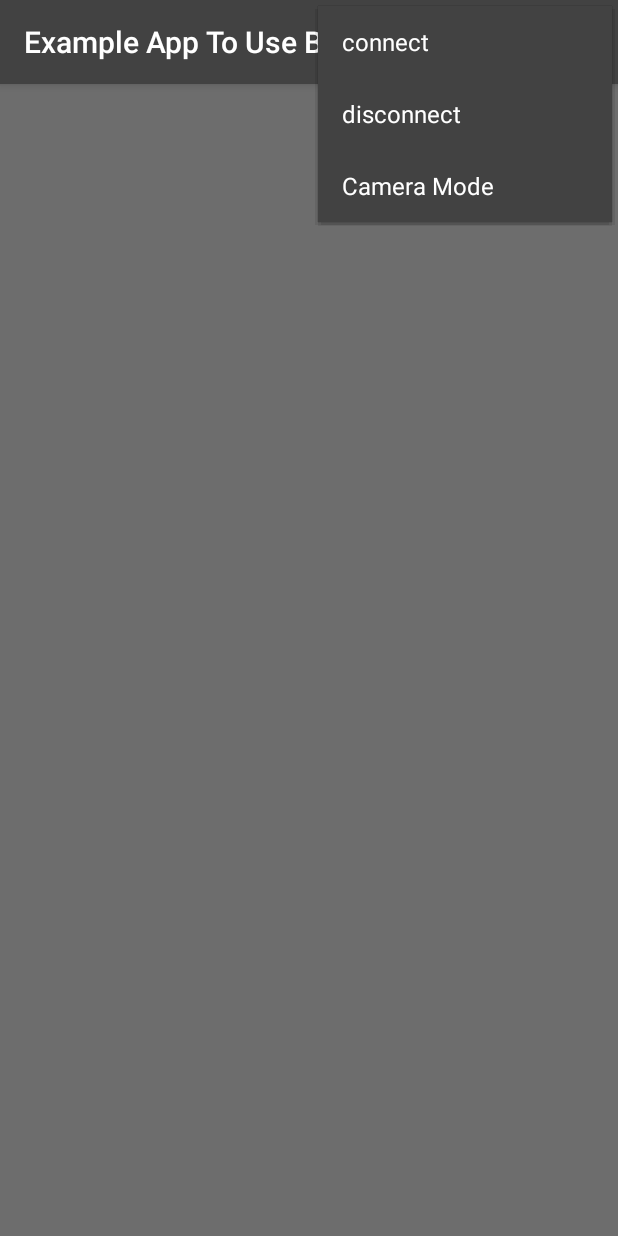
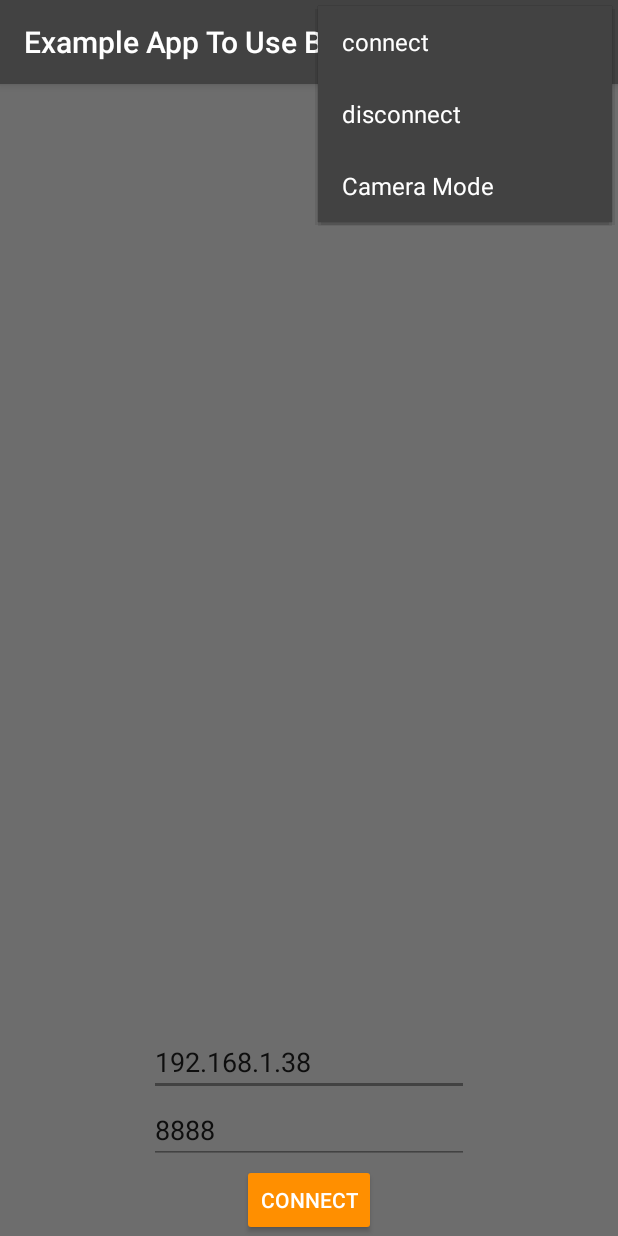
Before and after one commit to jane-ho/Bluetooth-Surveillance-App, an Android app: the MonitorActivity screen opened directly, with no data from a screen before it, in the options menu, after a tap on "disconnect", on a phone screen of 412 x 824 dp. Run offline under Robolectric (Android 15) with nearby library versions, the phone set to English and light mode, and no system bars.

Commit message:
added client side (monitor function), now can transfer images

```diff
--- a/exampleApp/src/main/java/com/makerlab/example/ui/MainActivity.java
+++ b/exampleApp/src/main/java/com/makerlab/example/ui/MainActivity.java
@@ -239,7 +239,7 @@ public class MainActivity extends AppCompatActivity implements
         else {
             CameraFragment cameraFragment = CameraFragment.newInstance();
             FragmentTransaction fragmentTransaction = getSupportFragmentManager().beginTransaction();
-            fragmentTransaction.add(R.id.layout_cam, cameraFragment,"CAMERAFRAGMENT").commit();
+            fragmentTransaction.add(R.id.layout_cam, cameraFragment,"CAMERA FRAGMENT").commit();
         }
 
 
@@ -261,7 +261,7 @@ public class MainActivity extends AppCompatActivity implements
 //        view.setVisibility(View.VISIBLE);
     }
     private void closeCamFragment() {
-        CameraFragment cameraFragment = (CameraFragment) getSupportFragmentManager().findFragmentByTag("CAMERAFRAGMENT");
+        CameraFragment cameraFragment = (CameraFragment) getSupportFragmentManager().findFragmentByTag("CAMERA FRAGMENT");
         if (cameraFragment != null) {
             FragmentTransaction fragmentTransaction =
                     getSupportFragmentManager().beginTransaction();
--- a/exampleApp/src/main/java/com/makerlab/example/ui/MonitorActivity.java
+++ b/exampleApp/src/main/java/com/makerlab/example/ui/MonitorActivity.java
@@ -1,16 +1,18 @@
 package com.makerlab.example.ui;
 
 import androidx.appcompat.app.AppCompatActivity;
+import androidx.fragment.app.FragmentTransaction;
 
-import android.content.Intent;
 import android.content.SharedPreferences;
 import android.os.Bundle;
 import android.view.Menu;
 import android.view.MenuItem;
 
+import com.example.android.libcam.client.MonitorFragment;
+
 public class MonitorActivity extends AppCompatActivity {
 
-    static private String LOG_TAG = MainActivity.class.getSimpleName();
+    static private String LOG_TAG = MonitorActivity.class.getSimpleName();
 
     private SharedPreferences mSharedPref;
     private String mSharedPrefFile = "com.makerlab.omni.sharedprefs";
@@ -24,6 +26,7 @@ public class MonitorActivity extends AppCompatActivity {
 
         mSharedPref = getSharedPreferences(mSharedPrefFile, MODE_PRIVATE);
 
+        displayMonitorFragment();
     }
 
 
@@ -40,11 +43,17 @@ public class MonitorActivity extends AppCompatActivity {
             SharedPreferences.Editor preferencesEditor = mSharedPref.edit();
             preferencesEditor.putString("mode", "server");
             preferencesEditor.apply();
-            Intent intent = new Intent(this, MainActivity.class);
-            startActivity(intent);
+//            Intent intent = new Intent(this, MainActivity.class);
+//            startActivity(intent);
+            finish();
         }
         return super.onOptionsItemSelected(item);
     }
 
+    private void displayMonitorFragment() {
+        MonitorFragment monitorFragment = MonitorFragment.newInstance();
+        FragmentTransaction fragmentTransaction = getSupportFragmentManager().beginTransaction();
+        fragmentTransaction.add(R.id.layout_monitor, monitorFragment,"MONITOR FRAGMENT").commit();
+    }
 
 }
--- a/exampleApp/src/main/res/layout/activity_monitor_main.xml
+++ b/exampleApp/src/main/res/layout/activity_monitor_main.xml
@@ -9,9 +9,9 @@
     tools:context=".MonitorActivity">
 
     <androidx.constraintlayout.widget.ConstraintLayout
-        android:id="@+id/layout_camfragment"
+        android:id="@+id/layout_monitor"
         android:layout_width="match_parent"
-        android:layout_height="wrap_content"
+        android:layout_height="match_parent"
         app:layout_constraintEnd_toEndOf="parent"
         app:layout_constraintStart_toStartOf="parent"
         app:layout_constraintTop_toTopOf="parent">
--- a/libCam/build.gradle
+++ b/libCam/build.gradle
@@ -32,6 +32,7 @@ dependencies {
     implementation 'com.google.android.material:material:1.4.0'
     implementation 'androidx.constraintlayout:constraintlayout:2.1.2'
     implementation 'com.google.code.gson:gson:2.2.+'
+    implementation 'androidx.legacy:legacy-support-v4:1.0.0'
     testImplementation 'junit:junit:4.+'
     androidTestImplementation 'androidx.test.ext:junit:1.1.3'
     androidTestImplementation 'androidx.test.espresso:espresso-core:3.4.0'
--- /dev/null
+++ b/libCam/src/main/java/com/example/android/libcam/client/DataListener.java
@@ -0,0 +1,9 @@
+package com.example.android.libcam.client;
+
+
+import android.graphics.Bitmap;
+
+public interface DataListener {
+    public void onDirty(Bitmap bufferedImage);
+    public void onDisconnect();
+}
--- /dev/null
+++ b/libCam/src/main/java/com/example/android/libcam/client/MonitorFragment.java
@@ -0,0 +1,171 @@
+package com.example.android.libcam.client;
+
+import android.app.Activity;
+import android.graphics.Bitmap;
+import android.os.Bundle;
+
+import androidx.fragment.app.Fragment;
+
+import android.os.Looper;
+import android.util.Log;
+import android.view.LayoutInflater;
+import android.view.View;
+import android.view.ViewGroup;
+import android.widget.Button;
+import android.widget.EditText;
+import android.widget.ImageView;
+import android.widget.Toast;
+
+import com.example.android.libcam.R;
+import com.example.android.libcam.server.SocketServer;
+
+import java.util.LinkedList;
+import java.util.logging.Handler;
+import java.util.logging.LogRecord;
+
+public class MonitorFragment extends Fragment implements DataListener {
+    private final static String TAG = MonitorFragment.class.getSimpleName();
+    private LinkedList<Bitmap> mQueue = new LinkedList<Bitmap>();
+    private static final int MAX_BUFFER = 15;
+    ImageView iv_monitor;
+
+    Bitmap mImage, mLastFrame;
+
+    private boolean mIsOn = true;
+    private SocketClient mThread;
+    private Button mButton;
+
+    public MonitorFragment() {
+        // Required empty public constructor
+    }
+
+    public static MonitorFragment newInstance() {
+        return new MonitorFragment();
+    }
+
+    @Override
+    public View onCreateView(LayoutInflater inflater, ViewGroup container,
+                             Bundle savedInstanceState) {
+        View inflatedView = inflater.inflate(R.layout.fragment_monitor, container, false);
+        iv_monitor = inflatedView.findViewById(R.id.imageView_monitor);
+
+        EditText et_ip = inflatedView.findViewById(R.id.editText_ip);
+        et_ip.setText("192.168.1.38");
+
+        mButton = inflatedView.findViewById(R.id.button_connect);
+        mButton.setOnClickListener(new View.OnClickListener() {
+            @Override
+            public void onClick(View view) {
+                if (mIsOn) {
+                    EditText et_ip = inflatedView.findViewById(R.id.editText_ip);
+                    EditText et_port = inflatedView.findViewById(R.id.editText_port);
+                    mThread = new SocketClient(et_ip.getText().toString(), Integer.valueOf(et_port.getText().toString()));  // TODO: input validation
+                    mThread.setOnDataListener(MonitorFragment.this);
+                    mThread.start();
+
+                    mIsOn = false;
+                    mButton.setText("Disconnect");
+                } else {
+                    closeSocketClient();
+                    reset();
+                }
+
+            }
+        });
+
+        return inflatedView;
+    }
+
+    private void updateUI(Bitmap bufferedImage) {
+
+        synchronized (mQueue) {
+            if (mQueue.size() ==  MAX_BUFFER) {
+                mLastFrame = mQueue.poll();
+            }
+            if (mQueue.size() > 0) {    //
+                mLastFrame = mQueue.poll();    //
+            }       //
+            mQueue.add(bufferedImage);
+        }
+
+//        synchronized (mQueue) {
+//            if (mQueue.size() > 0) {
+//                mLastFrame = mQueue.poll();
+//            }
+//        }
+        if (mLastFrame != null) {
+//            iv_monitor.setImageBitmap(mLastFrame);
+            iv_monitor.post(new Runnable() {
+                @Override
+                public void run() {
+                    iv_monitor.setImageBitmap(mLastFrame);
+                }
+            });
+        }
+        else if (mImage != null) {
+//            iv_monitor.setImageBitmap(mImage);
+            iv_monitor.post(new Runnable() {
+                @Override
+                public void run() {
+                    iv_monitor.setImageBitmap(mImage);
+                }
+            });
+        }
+    }
+
+//    @Override
+//    public Dimension getPreferredSize() {
+//        if (mImage == null) {
+//            return new Dimension(960,720); // init window size
+//        } else {
+//            return new Dimension(mImage.getWidth(null), mImage.getHeight(null));
+//        }
+//    }
+
+    @Override
+    public void onDirty(Bitmap bufferedImage) {
+        updateUI(bufferedImage);
+    }
+
+    @Override
+    public void onDisconnect() {
+//        getActivity().runOnUiThread(new Runnable() {
+//            @Override
+//            public void run() {
+//                Toast.makeText(getContext(), "Connection Failed", Toast.LENGTH_SHORT).show();
+//            }
+//        });
+        closeSocketClient();
+        reset();
+    }
+
+    private void reset() {
+        mButton.post(new Runnable() {
+            @Override
+            public void run() {
+                mButton.setText("Connect");
+            }
+        });
+        mIsOn = true;
+    }
+
+    private void closeSocketClient() {
+        if (mThread == null)
+            return;
+
+        mThread.interrupt();
+        try {
+            mThread.join();
+        } catch (InterruptedException e) {
+            e.printStackTrace();
+        }
+        mThread = null;
+    }
+
+    @Override
+    public void onStop() {
+        super.onStop();
+        closeSocketClient();
+        reset();
+    }
+}
--- /dev/null
+++ b/libCam/src/main/java/com/example/android/libcam/client/SocketClient.java
@@ -0,0 +1,183 @@
+package com.example.android.libcam.client;
+import android.util.Log;
+import android.widget.Toast;
+
+import java.io.BufferedInputStream;
+import java.io.BufferedOutputStream;
+import java.io.ByteArrayOutputStream;
+import java.io.IOException;
+import java.net.InetSocketAddress;
+import java.net.ServerSocket;
+import java.net.Socket;
+
+import com.example.android.libcam.client.BufferManager;
+import com.example.android.libcam.client.DataListener;
+import com.google.gson.JsonElement;
+import com.google.gson.JsonObject;
+import com.google.gson.JsonParseException;
+import com.google.gson.JsonParser;
+
+public class SocketClient extends Thread {
+    private DataListener mDataListener;
+    private BufferManager mBufferManager;
+    private static final String TAG = "socket";
+    private String mIP = "192.168.1.38";
+    private int mPort = 8888;
+
+    BufferedInputStream inputStream = null;
+    BufferedOutputStream outputStream = null;
+    Socket socket = null;
+    ByteArrayOutputStream byteArray = null;
+
+    public SocketClient(String ip, int port) {
+        mIP = ip;
+        mPort = port;
+        if (mIP == null) {
+            Log.d(TAG, "SocketClient: no ip info is provided.");
+        }
+    }
+
+    public SocketClient() {
+        Log.d(TAG, "SocketClient: no ip is provided");
+    }
+
+    @Override
+    public void run() {
+        super.run();
+
+//        BufferedInputStream inputStream = null;
+//        BufferedOutputStream outputStream = null;
+//        Socket socket = null;
+//        ByteArrayOutputStream byteArray = null;
+        try {
+            socket = new Socket();
+            Log.d(TAG, "run: connecting to server");
+            socket.connect(new InetSocketAddress(mIP, mPort),5000);
+            inputStream = new BufferedInputStream(socket.getInputStream());
+            outputStream = new BufferedOutputStream(socket.getOutputStream());
+
+            byte[] buff = new byte[256];
+            byte[] imageBuff = null;
+            int len = 0;
+            String msg = null;
+
+            // read msg
+            Log.d(TAG, "run: reading info");
+            while ((len = inputStream.read(buff)) != -1) {
+                msg = new String(buff, 0, len);
+                // JSON analysis
+                JsonParser parser = new JsonParser();
+                boolean isJSON = true;
+                JsonElement element = null;
+                try {
+                    element = parser.parse(msg);
+                } catch (JsonParseException e) {
+                    System.out.println("exception: " + e);
+                    isJSON = false;
+                }
+                if (isJSON && element != null) {
+                    JsonObject obj = element.getAsJsonObject();
+                    element = obj.get("type");
+                    if (element != null && element.getAsString().equals("data")) {
+                        element = obj.get("length");
+                        int length = element.getAsInt();
+                        element = obj.get("width");
+                        int width = element.getAsInt();
+                        element = obj.get("height");
+                        int height = element.getAsInt();
+
+                        imageBuff = new byte[length];
+                        mBufferManager = new BufferManager(length, width, height);
+                        mBufferManager.setOnDataListener(mDataListener);
+                        break;
+                    }
+                } else {
+                    byteArray.write(buff, 0, len);
+                    break;
+                }
+            }
+
+            if (imageBuff != null) {
+                Log.d(TAG, "run: writing ok");
+                JsonObject jsonObj = new JsonObject();
+                jsonObj.addProperty("state", "ok");
+                outputStream.write(jsonObj.toString().getBytes());
+                outputStream.flush();
+
+                // read image data
+                Log.d(TAG, "run: reading image");
+                while ((len = inputStream.read(imageBuff)) != -1) {
+                    mBufferManager.fillBuffer(imageBuff, len);
+                }
+            }
+
+            if (mBufferManager != null) {
+                mBufferManager.close();
+                System.out.println("Disconnected");
+            }
+
+        } catch (IOException e) {
+            e.printStackTrace();
+        } finally {
+            try {
+                if (outputStream != null) {
+                    outputStream.close();
+                    outputStream = null;
+                }
+
+                if (inputStream != null) {
+                    inputStream.close();
+                    inputStream = null;
+                }
+
+                if (socket != null) {
+                    socket.close();
+                    socket = null;
+                }
+
+                if (byteArray != null) {
+                    byteArray.close();
+                }
+
+            } catch (IOException e) {
+                e.printStackTrace();
+            } finally {
+                mDataListener.onDisconnect();
+            }
+
+        }
+
+    }
+
+    public void setOnDataListener(DataListener listener) {
+        mDataListener = listener;
+    }
+
+    @Override
+    public void interrupt() {
+        super.interrupt();
+        try {
+            if (outputStream != null) {
+                outputStream.close();
+                outputStream = null;
+            }
+
+            if (inputStream != null) {
+                inputStream.close();
+                inputStream = null;
+            }
+
+            if (socket != null) {
+                socket.close();
+                socket = null;
+            }
+
+            if (byteArray != null) {
+                byteArray.close();
+            }
+
+        } catch (IOException e) {
+            e.printStackTrace();
+        }
+    }
+}
--- /dev/null
+++ b/libCam/src/main/res/layout/fragment_monitor.xml
@@ -0,0 +1,48 @@
+<?xml version="1.0" encoding="utf-8"?>
+<androidx.constraintlayout.widget.ConstraintLayout xmlns:android="http://schemas.android.com/apk/res/android"
+    xmlns:app="http://schemas.android.com/apk/res-auto"
+    xmlns:tools="http://schemas.android.com/tools"
+    android:layout_width="match_parent"
+    android:layout_height="match_parent"
+    tools:context=".client.MonitorFragment">
+
+    <ImageView
+        android:id="@+id/imageView_monitor"
+        android:layout_width="match_parent"
+        android:layout_height="wrap_content"
+        app:layout_constraintEnd_toEndOf="parent"
+        app:layout_constraintStart_toStartOf="parent"
+        app:layout_constraintTop_toTopOf="parent" />
+
+    <EditText
+        android:id="@+id/editText_ip"
+        android:layout_width="wrap_content"
+        android:layout_height="wrap_content"
+        android:ems="10"
+        android:hint="IP"
+        android:inputType="textUri"
+        app:layout_constraintBottom_toTopOf="@+id/editText_port"
+        app:layout_constraintEnd_toEndOf="parent"
+        app:layout_constraintStart_toStartOf="parent" />
+
+    <EditText
+        android:id="@+id/editText_port"
+        android:layout_width="wrap_content"
+        android:layout_height="wrap_content"
+        android:ems="10"
+        android:hint="Port Number"
+        android:inputType="number"
+        android:text="8888"
+        app:layout_constraintBottom_toTopOf="@+id/button_connect"
+        app:layout_constraintEnd_toEndOf="parent"
+        app:layout_constraintStart_toStartOf="parent" />
+
+    <Button
+        android:id="@+id/button_connect"
+        android:layout_width="wrap_content"
+        android:layout_height="wrap_content"
+        android:text="Connect"
+        app:layout_constraintBottom_toBottomOf="parent"
+        app:layout_constraintEnd_toEndOf="parent"
+        app:layout_constraintStart_toStartOf="parent" />
+</androidx.constraintlayout.widget.ConstraintLayout>
```
Also changed, not shown: libCam/src/main/AndroidManifest.xml (+7 -5 lines), libCam/src/main/java/com/example/android/libcam/client/BufferManager.java (added, +115 -0 lines), libCam/src/main/java/com/example/android/libcam/client/ImageBuffer.java (added, +34 -0 lines), libCam/src/main/java/com/example/android/libcam/client/Utils.java (added, +54 -0 lines), libCam/src/main/java/com/example/android/libcam/server/CameraFragment.java (+6 -10 lines), libCam/src/main/java/com/example/android/libcam/server/CameraView.java (+14 -0 lines), libCam/src/main/java/com/example/android/libcam/server/SocketServer.java (+9 -21 lines).
